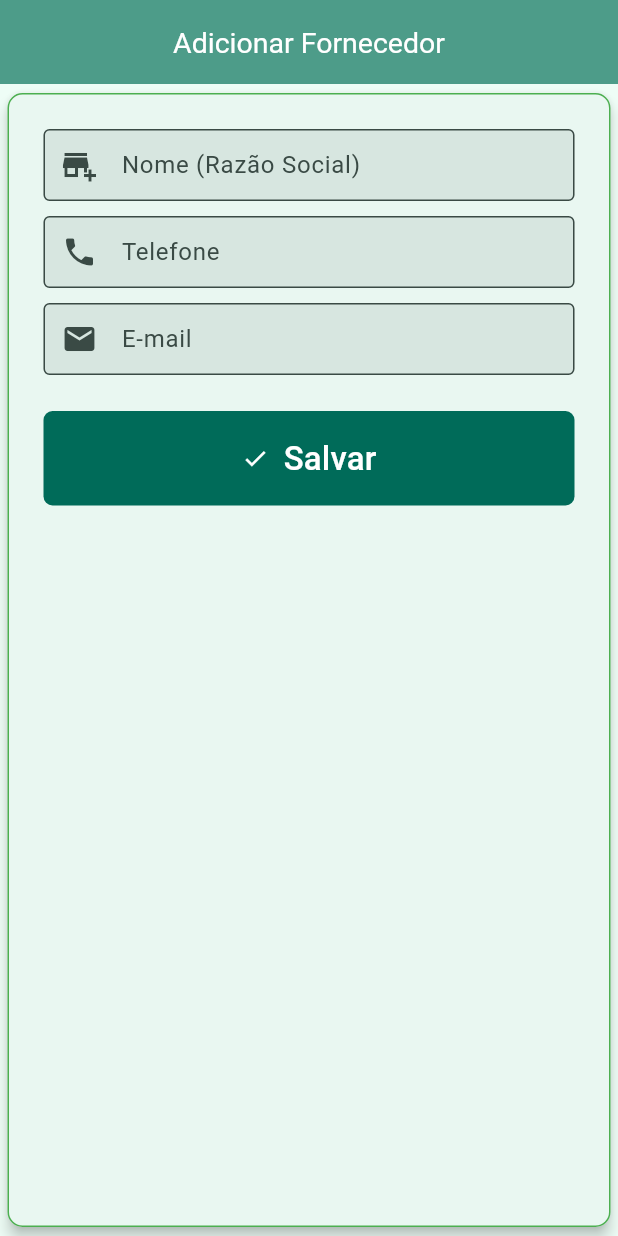
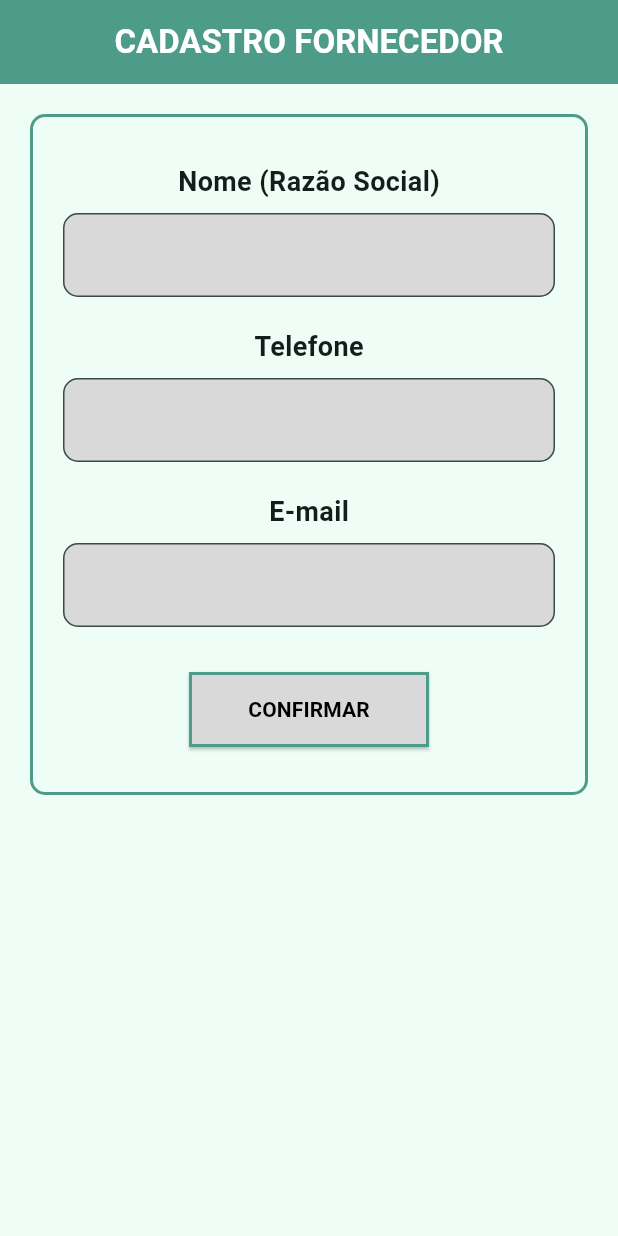
Before and after one commit to RaayaneCustodio/gestao_estoque, a Flutter app: the SuppliersRegister screen opened by its route, on a phone screen of 412 x 824 dp. Run offline on Flutter 3.47's test engine with Material 3 defaults, Android fonts, the phone set to English and light mode, and no system bars; our stand-ins replace go_router.

Commit message:
Ajustes de validações na tela de produtos e tambem ajuste de design na tela de fornecedores

```diff
--- a/lib/views/add_product_screen.dart
+++ b/lib/views/add_product_screen.dart
@@ -31,15 +31,18 @@ class _AddProductScreenState extends State<AddProductScreen> {
       final double price =
           double.tryParse(_precoController.text.replaceAll(',', '.')) ?? 0.0;
 
-      if (name.isNotEmpty) {
+      // Se passou no validate(), o name.isNotEmpty já está garantido pelo validator
       widget.productsViewModel.saveProduct(name, quantity, price);
       ScaffoldMessenger.of(context).showSnackBar(
         const SnackBar(
-            content: Text('Produto salvo com sucesso!'),
-            backgroundColor: Color(0xFF4D9C89),),
+          content: Text(
+            'Produto salvo com sucesso!',
+            textAlign: TextAlign.center,
+          ),
+          backgroundColor: Color(0xFF4D9C89),
+        ),
       );
       Navigator.pop(context);
-      }
     }
   }
 
@@ -55,15 +58,18 @@ class _AddProductScreenState extends State<AddProductScreen> {
         backgroundColor: const Color(0xFF4D9C89),
         iconTheme: const IconThemeData(color: Colors.white),
       ),
-      body: Padding(
-        padding: const EdgeInsets.fromLTRB(20, 20, 20, 0),
+      body: SingleChildScrollView( // Movi para fora para evitar quebra de layout no teclado
+        child: Padding(
+          padding: const EdgeInsets.fromLTRB(20, 20, 20, 20),
           child: Container(
             width: double.infinity,
             decoration: BoxDecoration(
               border: Border.all(color: const Color(0xFF4D9C89), width: 2),
               borderRadius: BorderRadius.circular(10),
             ),
-          child: SingleChildScrollView(
+            child: Form(
+              key: _formKey,
+              autovalidateMode: AutovalidateMode.onUserInteraction, // Ajuda a mostrar o erro assim que digita
               child: Column(
                 mainAxisSize: MainAxisSize.min,
                 children: [
@@ -75,7 +81,7 @@ class _AddProductScreenState extends State<AddProductScreen> {
                   const SizedBox(height: 8),
                   Padding(
                     padding: const EdgeInsets.symmetric(horizontal: 20),
-                  child: TextField(
+                    child: TextFormField(
                       controller: _nomeController,
                       decoration: InputDecoration(
                         filled: true,
@@ -83,11 +89,14 @@ class _AddProductScreenState extends State<AddProductScreen> {
                         border: OutlineInputBorder(
                           borderRadius: BorderRadius.circular(10),
                         ),
+                        // Garante que o erro tenha cor vermelha visível
+                        errorStyle: const TextStyle(color: Colors.red, fontWeight: FontWeight.bold),
                       ),
+                      validator: (value) =>
+                          value == null || value.isEmpty ? 'Informe o nome' : null,
                     ),
                   ),
                   const SizedBox(height: 20),
-
                   const Text(
                     'Quantidade',
                     style: TextStyle(fontWeight: FontWeight.bold, fontSize: 18),
@@ -95,7 +104,7 @@ class _AddProductScreenState extends State<AddProductScreen> {
                   const SizedBox(height: 8),
                   Padding(
                     padding: const EdgeInsets.symmetric(horizontal: 20),
-                  child: TextField(
+                    child: TextFormField(
                       controller: _quantidadeController,
                       keyboardType: TextInputType.number,
                       decoration: InputDecoration(
@@ -104,11 +113,16 @@ class _AddProductScreenState extends State<AddProductScreen> {
                         border: OutlineInputBorder(
                           borderRadius: BorderRadius.circular(10),
                         ),
+                        errorStyle: const TextStyle(color: Colors.red, fontWeight: FontWeight.bold),
                       ),
+                      validator: (value) {
+                        if (value == null || value.isEmpty) return 'Informe a quantidade';
+                        if (int.tryParse(value) == null) return 'Número inválido';
+                        return null;
+                      },
                     ),
                   ),
                   const SizedBox(height: 20),
-
                   const Text(
                     'Preco',
                     style: TextStyle(fontWeight: FontWeight.bold, fontSize: 18),
@@ -116,7 +130,7 @@ class _AddProductScreenState extends State<AddProductScreen> {
                   const SizedBox(height: 8),
                   Padding(
                     padding: const EdgeInsets.symmetric(horizontal: 20),
-                  child: TextField(
+                    child: TextFormField(
                       controller: _precoController,
                       keyboardType: TextInputType.number,
                       decoration: InputDecoration(
@@ -125,11 +139,16 @@ class _AddProductScreenState extends State<AddProductScreen> {
                         border: OutlineInputBorder(
                           borderRadius: BorderRadius.circular(10),
                         ),
+                        errorStyle: const TextStyle(color: Colors.red, fontWeight: FontWeight.bold),
                       ),
+                      validator: (value) {
+                        if (value == null || value.isEmpty) return 'Informe o preço';
+                        if (double.tryParse(value.replaceAll(',', '.')) == null) return 'Preço inválido';
+                        return null;
+                      },
                     ),
                   ),
                   const SizedBox(height: 30),
-
                   Center(
                     child: SizedBox(
                       width: 160,
@@ -160,6 +179,7 @@ class _AddProductScreenState extends State<AddProductScreen> {
             ),
           ),
         ),
+      ),
     );
   }
 }
--- a/lib/views/suppliers_register_screen.dart
+++ b/lib/views/suppliers_register_screen.dart
@@ -31,7 +31,13 @@ class _SuppliersRegisterState extends State<SuppliersRegister> {
         emailController.text,
       );
       ScaffoldMessenger.of(context).showSnackBar(
-        const SnackBar(content: Text('Fornecedor salvo com sucesso!')),
+        const SnackBar(
+          content: Text(
+            'Fornecedor salvo com sucesso!',
+            textAlign: TextAlign.center,
+          ),
+          backgroundColor: Color(0xFF4D9C89),
+        ),
       );
       Navigator.pop(context);
     }
@@ -42,111 +48,145 @@ class _SuppliersRegisterState extends State<SuppliersRegister> {
     return Scaffold(
       appBar: AppBar(
         centerTitle: true,
-        title: Text(
-          'Adicionar Fornecedor',
-          style: TextStyle(fontSize: 19, color: Colors.white),
+        title: const Text(
+          'CADASTRO FORNECEDOR',
+          textAlign: TextAlign.center,
+          style: TextStyle(color: Colors.white, fontWeight: FontWeight.bold),
         ),
-        backgroundColor: Color(0xFF4D9C89),
-        iconTheme: IconThemeData(color: Colors.white),
+        backgroundColor: const Color(0xFF4D9C89),
+        iconTheme: const IconThemeData(color: Colors.white),
       ),
-      body: Card(
-        elevation: 4,
-        margin: EdgeInsets.symmetric(horizontal: 5, vertical: 6),
-        shape: RoundedRectangleBorder(
-          borderRadius: BorderRadius.circular(10), // borda arredondada
-          side: BorderSide(
-            color: Colors.green, // cor da borda
-            width: 1,
+      body: SingleChildScrollView(
+        child: Padding(
+          padding: const EdgeInsets.fromLTRB(20, 20, 20, 20),
+          child: Container(
+            width: double.infinity,
+            decoration: BoxDecoration(
+              border: Border.all(color: const Color(0xFF4D9C89), width: 2),
+              borderRadius: BorderRadius.circular(10),
             ),
-        ),
-        child: Padding(
-          padding: const EdgeInsets.all(24.0),
             child: Form(
               key: formkey,
-            child: ListView(
+              autovalidateMode: AutovalidateMode.onUserInteraction,
+              child: Column(
+                mainAxisSize: MainAxisSize.min,
                 children: [
-                TextFormField(
+                  const SizedBox(height: 30),
+                  const Text(
+                    'Nome (Razão Social)',
+                    style: TextStyle(fontWeight: FontWeight.bold, fontSize: 18),
+                  ),
+                  const SizedBox(height: 8),
+                  Padding(
+                    padding: const EdgeInsets.symmetric(horizontal: 20),
+                    child: TextFormField(
                       controller: nameController,
                       decoration: InputDecoration(
-                    prefixIcon: Icon(Icons.add_business),
-                    border: OutlineInputBorder(),
                         filled: true,
-                    labelText: 'Nome (Razão Social)',
-                    contentPadding: EdgeInsets.all(10),
+                        fillColor: const Color(0xFFD9D9D9),
+                        border: OutlineInputBorder(
+                          borderRadius: BorderRadius.circular(10),
+                        ),
+                        errorStyle: const TextStyle(
+                            color: Colors.red, fontWeight: FontWeight.bold),
                       ),
                       validator: (value) {
-                    if (value!.isEmpty) {
+                        if (value == null || value.isEmpty) {
                           return 'O campo nome é obrigatório';
                         }
                         return null;
                       },
                     ),
-                Padding(padding: const EdgeInsets.only(top: 10.0)),
-                TextFormField(
+                  ),
+                  const SizedBox(height: 20),
+                  const Text(
+                    'Telefone',
+                    style: TextStyle(fontWeight: FontWeight.bold, fontSize: 18),
+                  ),
+                  const SizedBox(height: 8),
+                  Padding(
+                    padding: const EdgeInsets.symmetric(horizontal: 20),
+                    child: TextFormField(
                       controller: phoneController,
                       keyboardType: TextInputType.phone,
                       decoration: InputDecoration(
-                    prefixIcon: Icon(Icons.phone),
-                    border: OutlineInputBorder(),
                         filled: true,
-                    labelText: 'Telefone',
-                    contentPadding: EdgeInsets.all(10),
+                        fillColor: const Color(0xFFD9D9D9),
+                        border: OutlineInputBorder(
+                          borderRadius: BorderRadius.circular(10),
+                        ),
+                        errorStyle: const TextStyle(
+                            color: Colors.red, fontWeight: FontWeight.bold),
                       ),
                       validator: (value) {
-                    if (value!.isEmpty) {
-                      return 'O campo nome é obrigatório';
+                        if (value == null || value.isEmpty) {
+                          return 'O campo telefone é obrigatório';
                         }
                         return null;
                       },
                     ),
-                Padding(padding: const EdgeInsets.only(top: 10.0)),
-                TextFormField(
+                  ),
+                  const SizedBox(height: 20),
+                  const Text(
+                    'E-mail',
+                    style: TextStyle(fontWeight: FontWeight.bold, fontSize: 18),
+                  ),
+                  const SizedBox(height: 8),
+                  Padding(
+                    padding: const EdgeInsets.symmetric(horizontal: 20),
+                    child: TextFormField(
                       controller: emailController,
                       keyboardType: TextInputType.emailAddress,
                       decoration: InputDecoration(
-                    prefixIcon: Icon(Icons.email),
-                    border: OutlineInputBorder(),
                         filled: true,
-                    labelText: 'E-mail',
-                    contentPadding: EdgeInsets.all(10),
+                        fillColor: const Color(0xFFD9D9D9),
+                        border: OutlineInputBorder(
+                          borderRadius: BorderRadius.circular(10),
+                        ),
+                        errorStyle: const TextStyle(
+                            color: Colors.red, fontWeight: FontWeight.bold),
                       ),
                       validator: (value) {
                         if (value == null || value.isEmpty) {
                           return 'O e-mail é obrigatório';
                         }
-
-                    final emailRegex = RegExp(r'^[\w\.-]+@[\w\.-]+\.\w+$');
-
+                        final emailRegex =
+                            RegExp(r'^[\w\.-]+@[\w\.-]+\.\w+$');
                         if (!emailRegex.hasMatch(value)) {
                           return 'Digite um e-mail válido';
                         }
-
                         return null;
                       },
                     ),
-                Padding(
-                  padding: const EdgeInsets.only(top: 24.0),
-                  child: FilledButton(
-                    onPressed: save,
-                    style: FilledButton.styleFrom(
+                  ),
+                  const SizedBox(height: 30),
+                  Center(
+                    child: SizedBox(
+                      width: 160,
+                      height: 50,
+                      child: ElevatedButton(
+                        style: ElevatedButton.styleFrom(
+                          backgroundColor: const Color(0xFFD9D9D9),
+                          foregroundColor: Colors.black,
+                          side: const BorderSide(
+                            color: Color(0xFF4D9C89),
+                            width: 2,
+                          ),
                           shape: RoundedRectangleBorder(
-                        borderRadius: BorderRadius.circular(6),
+                            borderRadius: BorderRadius.circular(0),
                           ),
                         ),
-                    child: Padding(
-                      padding: const EdgeInsets.all(16.0),
-                      child: Row(
-                        mainAxisAlignment: .center,
-                        children: [
-                          Icon(Icons.check),
-                          SizedBox(width: 10),
-                          Text('Salvar', style: TextStyle(fontSize: 22)),
-                        ],
+                        onPressed: save,
+                        child: const Text(
+                          'CONFIRMAR',
+                          style: TextStyle(fontWeight: FontWeight.bold),
                         ),
                       ),
                     ),
                   ),
+                  const SizedBox(height: 30),
                 ],
+              ),
             ),
           ),
         ),
```
Lines whose indentation alone changed are shown as unchanged.
